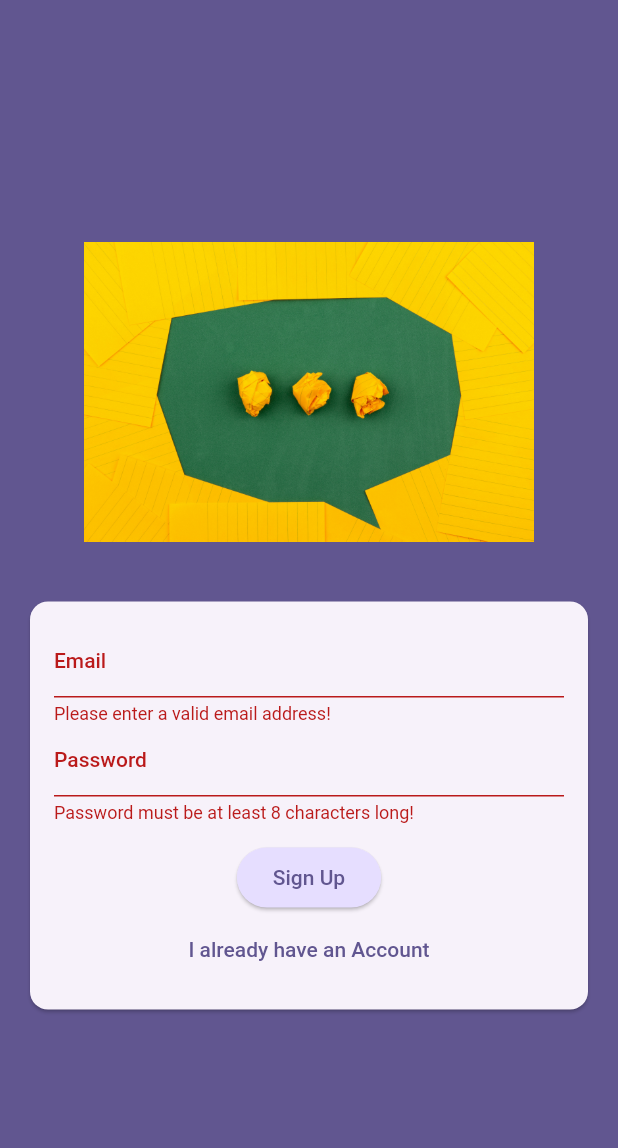
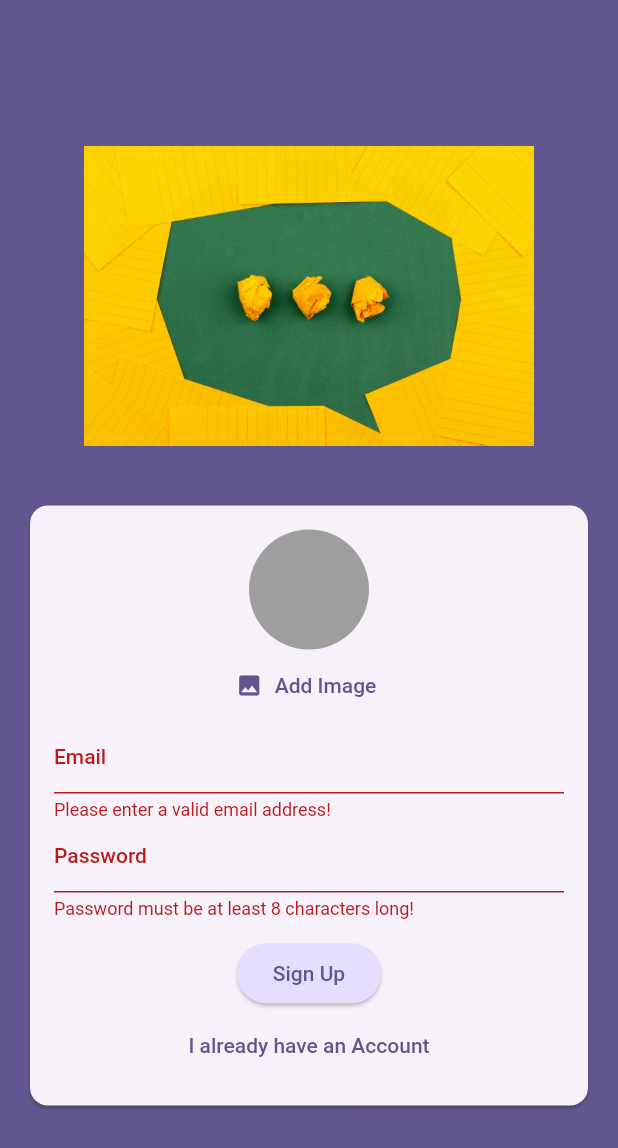
Before and after one commit to vedantagrawal524/Chat-App, a Flutter app: the screen it shows after launch, after a tap on "Login", after a tap on "Create an Account", on a phone screen of 412 x 824 dp. Shown: the top 1148 px of the screen. Run offline on Flutter 3.47's test engine with Material 2 defaults, Android fonts, the phone set to English and light mode, and no system bars; our stand-ins replace firebase_auth, firebase_core, firebase_storage, image_picker; accounts and stored records are empty.

Commit message:
Image selecting & uploading

```diff
--- a/lib/screens/auth.dart
+++ b/lib/screens/auth.dart
@@ -1,3 +1,7 @@
+import 'dart:io';
+
+import 'package:chat_app/widgets/user_image_picker.dart';
+import 'package:firebase_storage/firebase_storage.dart';
 import 'package:flutter/material.dart';
 import 'package:firebase_auth/firebase_auth.dart';
 
@@ -16,14 +20,22 @@
   var _isLogin = true;
   var _enteredEmail = '';
   var _enteredPassword = '';
+  File? _selectedImage;
+  var _isAuthenticating = false;
+
   final _formKey = GlobalKey<FormState>();
   void _submit() async {
     final isValid = _formKey.currentState!.validate();
-    if (!isValid) {
+
+    if (!isValid || !_isLogin && _selectedImage == null) {
       return;
     }
+
     _formKey.currentState!.save();
     try {
+      setState(() {
+        _isAuthenticating = true;
+      });
       if (_isLogin) {
         final userCredentials = await _firebase.signInWithEmailAndPassword(
           email: _enteredEmail,
@@ -34,14 +46,24 @@
           email: _enteredEmail,
           password: _enteredPassword,
         );
+        final storageRef = FirebaseStorage.instance
+            .ref()
+            .child('user_images')
+            .child('${userCredentials.user!.uid}.jpg');
+        await storageRef.putFile(_selectedImage!);
+        final imageUrl = await storageRef.getDownloadURL();
       }
     } on FirebaseAuthException catch (error) {
+      if (!mounted) return;
       ScaffoldMessenger.of(context).clearSnackBars();
       ScaffoldMessenger.of(context).showSnackBar(
         SnackBar(
           content: Text(error.message ?? 'Authentication Failed'),
         ),
       );
+      setState(() {
+        _isAuthenticating = false;
+      });
     }
   }
 
@@ -74,6 +96,12 @@
                       child: Column(
                         mainAxisSize: MainAxisSize.min,
                         children: [
+                          if (!_isLogin)
+                            UserImagePicker(
+                              onPickImage: (pickedImage) {
+                                _selectedImage = pickedImage;
+                              },
+                            ),
                           TextFormField(
                             decoration:
                                 const InputDecoration(labelText: 'Email'),
@@ -107,6 +135,9 @@
                             },
                           ),
                           const SizedBox(height: 12),
+                          if (_isAuthenticating)
+                            const CircularProgressIndicator(),
+                          if (!_isAuthenticating)
                             ElevatedButton(
                               onPressed: _submit,
                               style: ElevatedButton.styleFrom(
@@ -116,6 +147,7 @@
                               ),
                               child: Text(_isLogin ? 'Login' : 'Sign Up'),
                             ),
+                          if (!_isAuthenticating)
                             TextButton(
                               onPressed: () {
                                 setState(() {
--- /dev/null
+++ b/lib/widgets/user_image_picker.dart
@@ -0,0 +1,56 @@
+import 'dart:io';
+
+import 'package:flutter/material.dart';
+import 'package:image_picker/image_picker.dart';
+
+class UserImagePicker extends StatefulWidget {
+  const UserImagePicker({super.key, required this.onPickImage});
+  final void Function(File pickedImage) onPickImage;
+
+  @override
+  State<UserImagePicker> createState() {
+    return _UserImagePickerState();
+  }
+}
+
+class _UserImagePickerState extends State<UserImagePicker> {
+  File? _pickedImageFile;
+  void _pickImage() async {
+    final pickedImage = await ImagePicker().pickImage(
+      source: ImageSource.camera,
+      imageQuality: 50,
+      maxWidth: 150,
+    );
+    if (pickedImage == null) {
+      return;
+    }
+    setState(() {
+      _pickedImageFile = File(pickedImage.path);
+    });
+    widget.onPickImage(_pickedImageFile!);
+  }
+
+  @override
+  Widget build(BuildContext context) {
+    return Column(
+      children: [
+        CircleAvatar(
+          radius: 40,
+          backgroundColor: Colors.grey,
+          foregroundImage:
+              _pickedImageFile != null ? FileImage(_pickedImageFile!) : null,
+        ),
+        TextButton.icon(
+          onPressed: _pickImage,
+          icon: const Icon(Icons.image),
+          label: Text(
+            'Add Image',
+            style: TextStyle(
+              color: Theme.of(context).colorScheme.primary,
+            ),
+          ),
+        )
+      ],
+    );
+  }
+}
--- a/pubspec.yaml
+++ b/pubspec.yaml
@@ -37,6 +37,8 @@
   cupertino_icons: ^1.0.2
   firebase_core: ^2.15.1
   firebase_auth: ^4.9.0
+  firebase_storage: ^11.2.6
+  image_picker: ^1.0.4
 
 dev_dependencies:
   flutter_test:
```
Also changed, not shown: pubspec.lock, 5 other files. Lines whose indentation alone changed are shown as unchanged.
